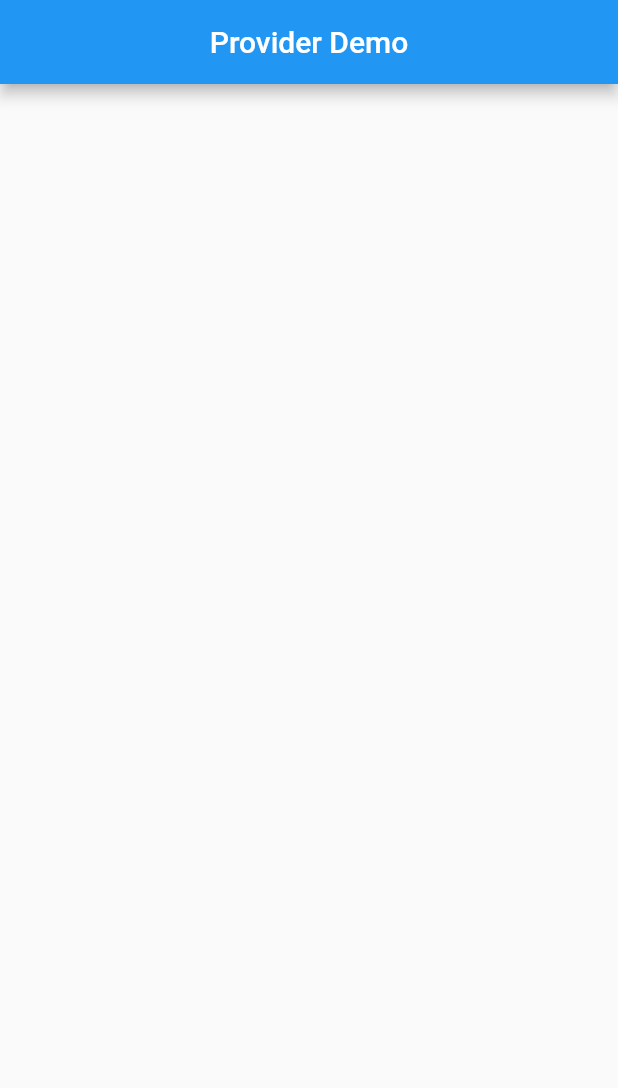
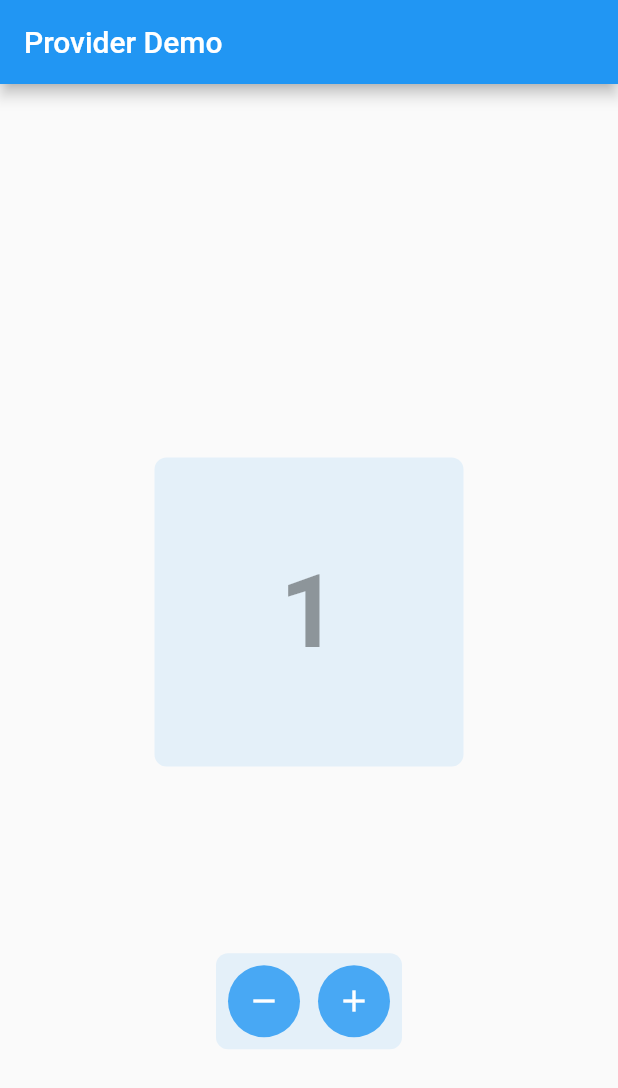
Before and after one commit to valentin-chevreau/mds-mba2esi-flutter-provider-demo, a Flutter app: the screen it shows after launch, on a phone screen of 412 x 824 dp. Shown: the top 1088 px of the screen. Run offline on Flutter 3.47's test engine with Material 2 defaults, Android fonts, the phone set to English and light mode, and no system bars.

Commit message:
add generic button+text | Actions on tap | Default Color

```diff
--- a/lib/home/home_page.dart
+++ b/lib/home/home_page.dart
@@ -1,4 +1,6 @@
 import 'package:flutter/material.dart';
+import 'package:provider_demo/home/widget/add_remove_widget.dart';
+import 'package:provider_demo/home/widget/counter_widget.dart';
 
 class HomePage extends StatefulWidget {
   @override
@@ -10,10 +12,29 @@ class _HomePageState extends State<HomePage> {
   Widget build(BuildContext context) {
     return Scaffold(
       appBar: AppBar(
-        centerTitle: true,
         title: Text('Provider Demo'),
       ),
-      body: Container(),
+      body: Column(
+        mainAxisAlignment: MainAxisAlignment.center,
+        children: <Widget>[
+          Spacer(
+            flex: 2,
+          ),
+          Row(
+            mainAxisAlignment: MainAxisAlignment.center,
+            children: <Widget>[
+              SizedBox(
+                height: MediaQuery.of(context).size.width / 2,
+                width: MediaQuery.of(context).size.width / 2,
+                child: CounterWidget(),
+              ),
+            ],
+          ),
+          Spacer(),
+          AddRemoveWidget(),
+          Spacer(),
+        ],
+      ),
     );
   }
 }
--- /dev/null
+++ b/lib/home/widget/action_widget.dart
@@ -0,0 +1,50 @@
+import 'package:flutter/material.dart';
+
+class ActionWidget extends StatefulWidget {
+  final IconData iconData;
+
+  ActionWidget({@required this.iconData});
+
+  @override
+  _ActionWidgetState createState() => _ActionWidgetState();
+}
+
+class _ActionWidgetState extends State<ActionWidget> {
+  Color _backgroundColor;
+
+  @override
+  void initState() {
+    _backgroundColor = Colors.blue.withOpacity(0.8);
+    super.initState();
+  }
+
+  @override
+  Widget build(BuildContext context) {
+    return GestureDetector(
+      child: Container(
+        height: 48.0,
+        width: 48.0,
+        decoration:
+            BoxDecoration(shape: BoxShape.circle, color: _backgroundColor),
+        child: Icon(widget.iconData, color: Colors.white),
+      ),
+      onTapDown: (_) {
+        _setColor(isPressed: true);
+      },
+      onTapUp: (_) {
+        _setColor();
+      },
+      onTapCancel: () {
+        _setColor();
+      },
+    );
+  }
+
+  _setColor({bool isPressed = false}) {
+    setState(() {
+      _backgroundColor = isPressed
+          ? Colors.blue.withOpacity(0.4)
+          : Colors.blue.withOpacity(0.8);
+    });
+  }
+}
--- /dev/null
+++ b/lib/home/widget/add_remove_widget.dart
@@ -0,0 +1,26 @@
+import 'package:flutter/material.dart';
+
+import 'action_widget.dart';
+
+class AddRemoveWidget extends StatelessWidget {
+  @override
+  Widget build(BuildContext context) {
+    return Container(
+      decoration: BoxDecoration(
+          color: Colors.blue.withOpacity(0.1),
+          borderRadius: BorderRadius.all(Radius.circular(8.0))),
+      child: Padding(
+        padding: const EdgeInsets.all(8.0),
+        child: Row(
+          mainAxisSize: MainAxisSize.min,
+          mainAxisAlignment: MainAxisAlignment.center,
+          children: <Widget>[
+            ActionWidget(iconData: Icons.remove),
+            Container(width: 12.0),
+            ActionWidget(iconData: Icons.add),
+          ],
+        ),
+      ),
+    );
+  }
+}
--- /dev/null
+++ b/lib/home/widget/counter_widget.dart
@@ -0,0 +1,28 @@
+import 'package:flutter/material.dart';
+
+class CounterWidget extends StatefulWidget {
+  @override
+  _CounterWidgetState createState() => _CounterWidgetState();
+}
+
+class _CounterWidgetState extends State<CounterWidget> {
+  @override
+  Widget build(BuildContext context) {
+    return Container(
+      decoration: BoxDecoration(
+        color: Colors.blue.withOpacity(0.1),
+        borderRadius: BorderRadius.all(Radius.circular(8.0)),
+      ),
+      child: Center(
+        child: Text(
+          '1',
+          style: TextStyle(
+            fontSize: 68.0,
+            fontWeight: FontWeight.w700,
+            color: Colors.black38,
+          ),
+        ),
+      ),
+    );
+  }
+}
```
